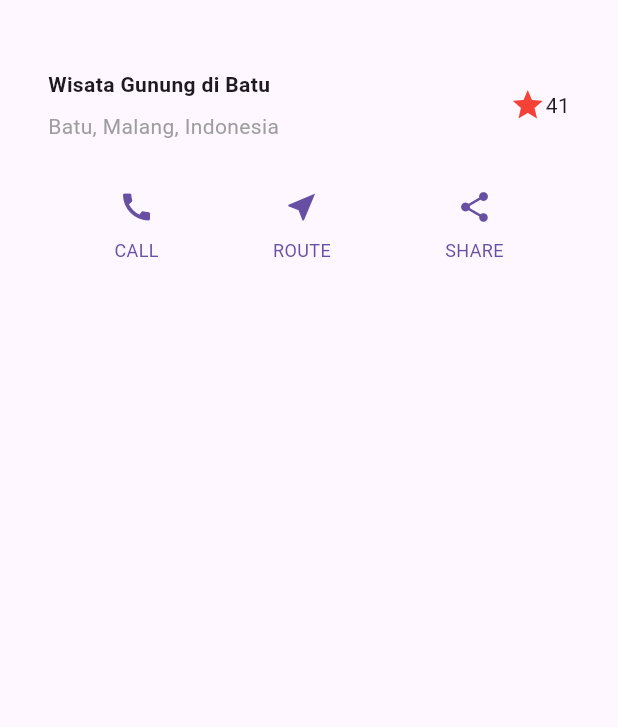
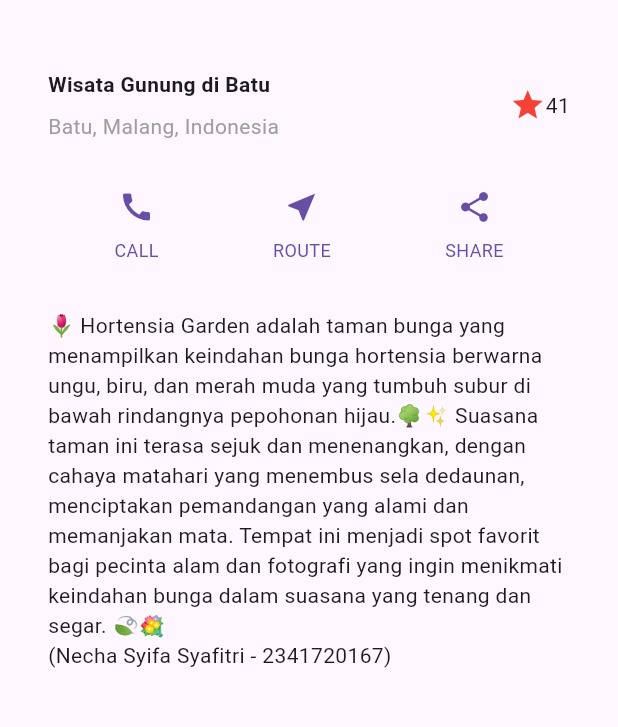
Before and after one commit to nechasyifa/PemrogramanMobile-Ganjil-2025, a Flutter app: the screen it shows after launch, on a phone screen of 412 x 824 dp, the part 63-790 px from its top. Run offline on Flutter 3.47's test engine with Material 3 defaults, Android fonts, the phone set to English and light mode, and no system bars.

Commit message:
JS6_P3_Langkah1&2

```diff
--- a/Week6/layout_flutter/lib/main.dart
+++ b/Week6/layout_flutter/lib/main.dart
@@ -51,12 +51,28 @@ class MyApp extends StatelessWidget {
       ],
     );
 
+    // Praktikum 3 Langkah 1
+    Widget textSection = Container(
+      padding: const EdgeInsets.all(32),
+      child: const Text(
+        '🌷 Hortensia Garden adalah taman bunga yang menampilkan '
+        'keindahan bunga hortensia berwarna ungu, biru, dan merah muda '
+        'yang tumbuh subur di bawah rindangnya pepohonan hijau.🌳✨ '
+        'Suasana taman ini terasa sejuk dan menenangkan, '
+        'dengan cahaya matahari yang menembus sela dedaunan, '
+        'menciptakan pemandangan yang alami dan memanjakan mata. '
+        'Tempat ini menjadi spot favorit bagi pecinta alam dan fotografi '
+        'yang ingin menikmati keindahan bunga dalam suasana yang tenang dan segar. 🍃💐\n'
+        '(Necha Syifa Syafitri - 2341720167)',
+        softWrap: true,
+      ),
+    );
     // Praktikum 1 Langkah 2
     return MaterialApp(
       title: 'Flutter layout: Necha Syifa Syafitri - 2341720167',
       home: Scaffold(
         appBar: AppBar(title: const Text('Flutter layout demo')),
-        body: Column(children: [titleSection, buttonSection]),
+        body: Column(children: [titleSection, buttonSection, textSection]),
       ),
     );
   }
```
Also changed, not shown: Week6/layout_flutter/images/04.png (added).
